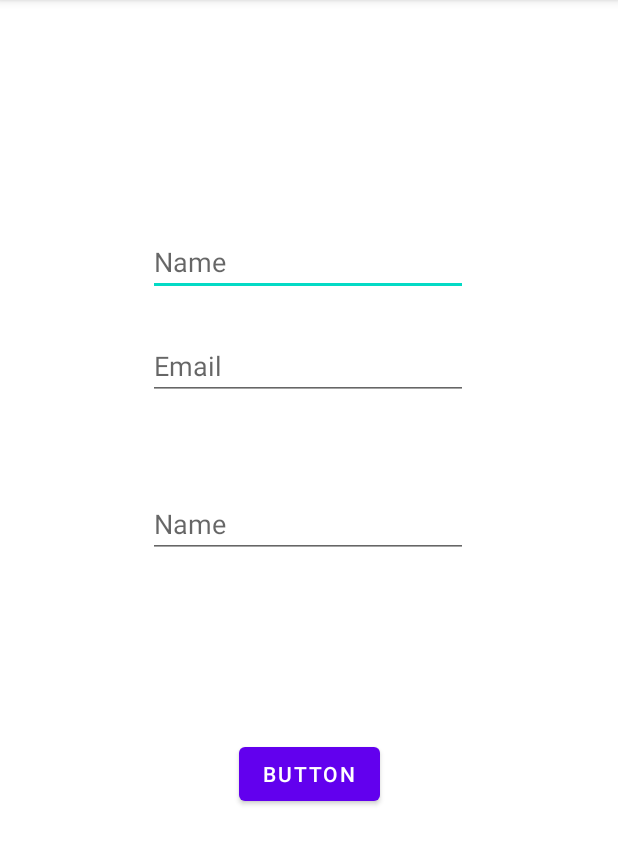
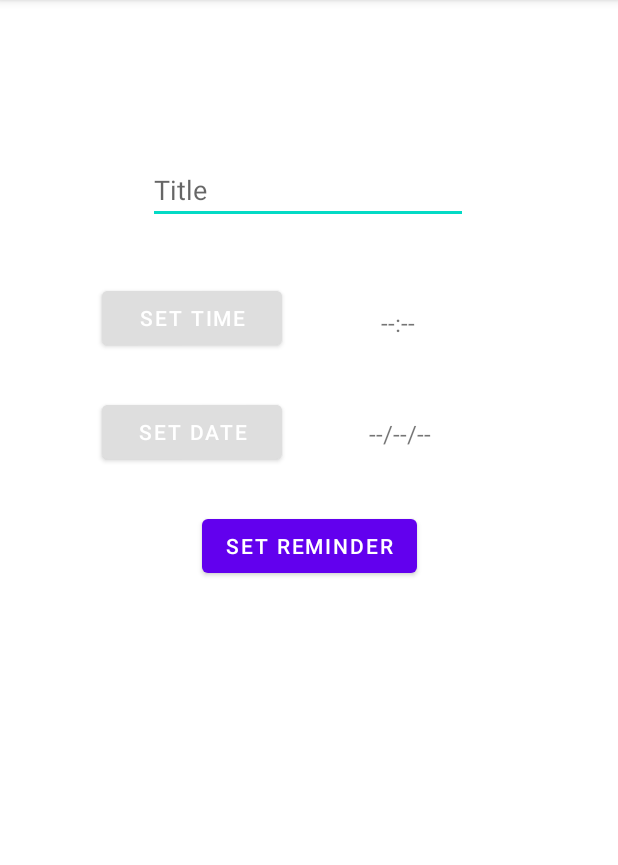
Before and after one commit to dranoelt/Test, an Android app: the screen it shows after launch (MainActivity before the commit, Reminder after it), on a phone screen of 412 x 824 dp, the part 84-949 px from its top. Run offline under Robolectric (Android 15) with nearby library versions, the phone set to English and light mode, and no system bars; our stand-ins replace data binding.

```diff
--- /dev/null
+++ b/app/src/main/res/layout/activity_reminder.xml
@@ -0,0 +1,85 @@
+<?xml version="1.0" encoding="utf-8"?>
+<layout xmlns:android="http://schemas.android.com/apk/res/android"
+    xmlns:app="http://schemas.android.com/apk/res-auto"
+    xmlns:tools="http://schemas.android.com/tools">
+
+    <data>
+
+    </data>
+
+    <androidx.constraintlayout.widget.ConstraintLayout
+        android:layout_width="match_parent"
+        android:layout_height="match_parent"
+        tools:context=".Reminder">
+
+        <Button
+            android:id="@+id/showTimePicker"
+            android:layout_width="120dp"
+            android:layout_height="wrap_content"
+            android:layout_marginStart="68dp"
+            android:layout_marginTop="188dp"
+            android:backgroundTint="#DEDEDE"
+            android:text="Set Time"
+            app:layout_constraintStart_toStartOf="parent"
+            app:layout_constraintTop_toTopOf="parent" />
+
+        <Button
+            android:id="@+id/showDatePicker"
+            android:layout_width="120dp"
+            android:layout_height="wrap_content"
+            android:layout_marginStart="68dp"
+            android:layout_marginTop="28dp"
+            android:backgroundTint="#DEDEDE"
+            android:text="Set Date"
+            app:layout_constraintStart_toStartOf="parent"
+            app:layout_constraintTop_toBottomOf="@+id/showTimePicker" />
+
+        <TextView
+            android:id="@+id/dateReminder"
+            android:layout_width="wrap_content"
+            android:layout_height="wrap_content"
+            android:layout_marginTop="52dp"
+            android:text="--/--/--"
+            android:textSize="16sp"
+            app:layout_constraintEnd_toEndOf="parent"
+            app:layout_constraintHorizontal_bias="0.316"
+            app:layout_constraintStart_toEndOf="@+id/showDatePicker"
+            app:layout_constraintTop_toBottomOf="@+id/timeReminder" />
+
+        <TextView
+            android:id="@+id/timeReminder"
+            android:layout_width="wrap_content"
+            android:layout_height="wrap_content"
+            android:layout_marginTop="204dp"
+            android:text="--:--"
+            android:textSize="16sp"
+            app:layout_constraintEnd_toEndOf="parent"
+            app:layout_constraintHorizontal_bias="0.328"
+            app:layout_constraintStart_toEndOf="@+id/showTimePicker"
+            app:layout_constraintTop_toTopOf="parent" />
+
+        <Button
+            android:id="@+id/setAlarm"
+            android:layout_width="wrap_content"
+            android:layout_height="wrap_content"
+            android:layout_marginTop="340dp"
+            android:text="Set Reminder"
+            app:layout_constraintEnd_toEndOf="parent"
+            app:layout_constraintStart_toStartOf="parent"
+            app:layout_constraintTop_toTopOf="parent" />
+
+        <EditText
+            android:id="@+id/title"
+            android:layout_width="wrap_content"
+            android:layout_height="wrap_content"
+            android:layout_marginTop="104dp"
+            android:ems="10"
+            android:hint="Title"
+            android:inputType="textPersonName"
+            app:layout_constraintEnd_toEndOf="parent"
+            app:layout_constraintHorizontal_bias="0.497"
+            app:layout_constraintStart_toStartOf="parent"
+            app:layout_constraintTop_toTopOf="parent" />
+
+    </androidx.constraintlayout.widget.ConstraintLayout>
+</layout>
```
Also changed, not shown: app/src/main/AndroidManifest.xml (+9 -6 lines), app/src/main/java/com/example/myapplication/AlarmReceiver.kt (added, +35 -0 lines), app/src/main/java/com/example/myapplication/MainActivity.kt (+4 -3 lines), app/src/main/java/com/example/myapplication/MyReceiver.kt (deleted, +0 -15 lines), app/src/main/java/com/example/myapplication/Notifier.kt (deleted, +0 -29 lines), app/src/main/java/com/example/myapplication/Reminder.kt (added, +110 -0 lines), app/src/main/res/drawable-anydpi-v24/ic_notif.xml (added, +15 -0 lines), app/src/main/res/drawable-hdpi/ic_notif.png (added), app/src/main/res/drawable-mdpi/ic_notif.png (added), app/src/main/res/drawable-xhdpi/ic_notif.png (added), app/src/main/res/drawable-xxhdpi/ic_notif.png (added).
